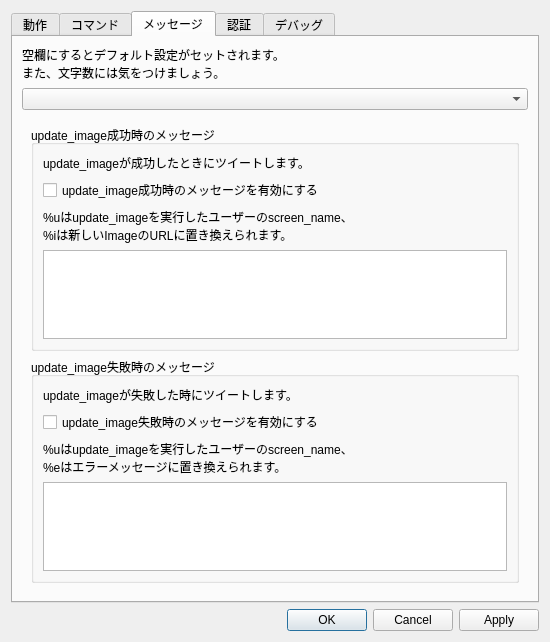
First picture: the form in preferencesdialog.ui, repository embicoin/update_name_Qt, before the edit.
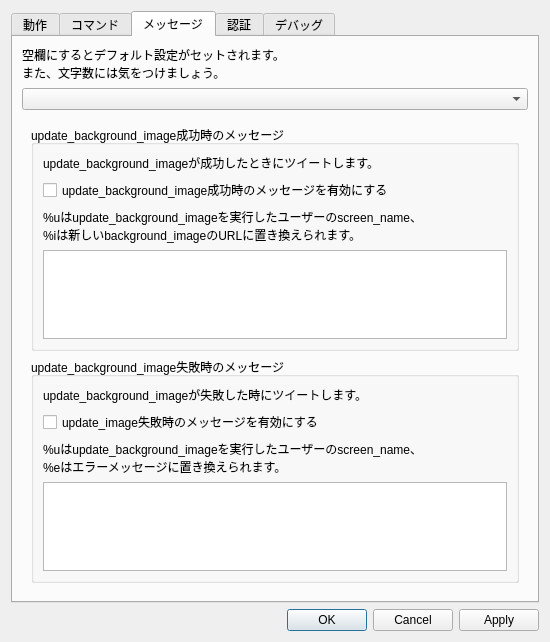
Second picture: the form after the edit. The open tabs and pages were chosen to show the change.

Commit message: update_background_imageコマンドの実装

```diff
--- a/preferencesdialog.ui
+++ b/preferencesdialog.ui
@@ -259,7 +259,7 @@
        <item>
         <widget class="QStackedWidget" name="messageStack">
          <property name="currentIndex">
-          <number>5</number>
+          <number>6</number>
          </property>
          <widget class="QWidget" name="page">
           <layout class="QVBoxLayout" name="verticalLayout_22">
@@ -718,6 +718,78 @@
            </item>
           </layout>
          </widget>
+         <widget class="QWidget" name="page_7">
+          <layout class="QVBoxLayout" name="verticalLayout_38">
+           <item>
+            <widget class="QGroupBox" name="groupBox_25">
+             <property name="title">
+              <string>update_background_image成功時のメッセージ</string>
+             </property>
+             <layout class="QVBoxLayout" name="verticalLayout_40">
+              <item>
+               <widget class="QLabel" name="label_31">
+                <property name="text">
+                 <string>update_background_imageが成功したときにツイートします。</string>
+                </property>
+               </widget>
+              </item>
+              <item>
+               <widget class="QCheckBox" name="postUpdateBackgroundImageSuccessedMessageCheck">
+                <property name="text">
+                 <string>update_background_image成功時のメッセージを有効にする</string>
+                </property>
+               </widget>
+              </item>
+              <item>
+               <widget class="QLabel" name="label_32">
+                <property name="text">
+                 <string>%uはupdate_background_imageを実行したユーザーのscreen_name、
+%iは新しいbackground_imageのURLに置き換えられます。</string>
+                </property>
+               </widget>
+              </item>
+              <item>
+               <widget class="QPlainTextEdit" name="updateBackgroundImageSuccessedMessageText"/>
+              </item>
+             </layout>
+            </widget>
+           </item>
+           <item>
+            <widget class="QGroupBox" name="groupBox_26">
+             <property name="title">
+              <string>update_background_image失敗時のメッセージ</string>
+             </property>
+             <layout class="QVBoxLayout" name="verticalLayout_39">
+              <item>
+               <widget class="QLabel" name="label_33">
+                <property name="text">
+                 <string>update_background_imageが失敗した時にツイートします。</string>
+                </property>
+               </widget>
+              </item>
+              <item>
+               <widget class="QCheckBox" name="postUpdateBackgroundImageFailedMessageCheck">
+                <property name="text">
+                 <string>update_image失敗時のメッセージを有効にする</string>
+                </property>
+               </widget>
+              </item>
+              <item>
+               <widget class="QLabel" name="label_34">
+                <property name="text">
+                 <string>%uはupdate_background_imageを実行したユーザーのscreen_name、
+%eはエラーメッセージに置き換えられます。</string>
+                </property>
+               </widget>
+              </item>
+              <item>
+               <widget class="QPlainTextEdit" name="updateBackgroundImageFailedMessageText"/>
+              </item>
+             </layout>
+            </widget>
+           </item>
+          </layout>
+         </widget>
         </widget>
        </item>
       </layout>
```
Left out of the diff: 22 changed lines with no effect on the pictures. The commit also changes 8 other files.
